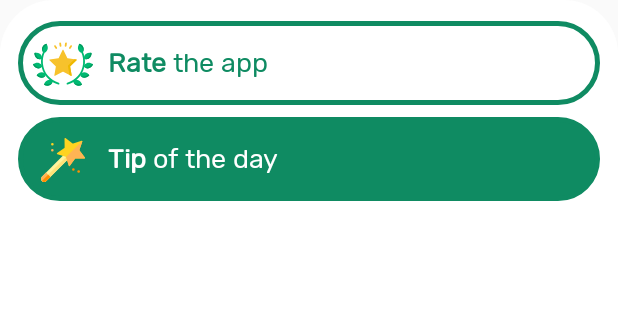
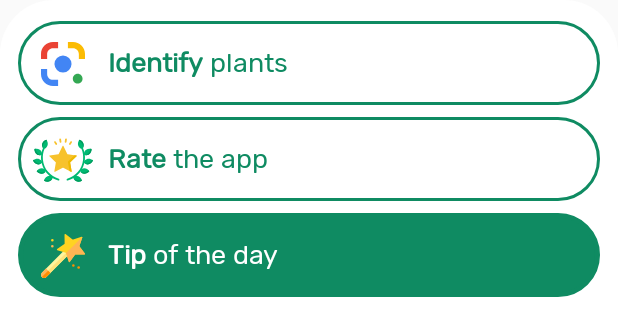
Before and after one commit to OscarCaro/Wateria, an Android app: the layout main_middle_dialog.xml on its own in the app's theme, with its tools: preview values and no code run, on a phone screen of 412 x 824 dp. Shown: the top 336 px of the screen. Run offline under Robolectric (Android 15) with nearby library versions, the phone set to English and light mode, and no system bars.

Commit message:
Button for GoogleLens (no explanation dialog yet)

```diff
--- /dev/null
+++ b/app/src/main/res/drawable/icon_google_lens.xml
@@ -0,0 +1,8 @@
+<vector android:height="200dp" android:viewportHeight="500"
+    android:viewportWidth="500" android:width="200dp" xmlns:android="http://schemas.android.com/apk/res/android">
+    <path android:fillColor="#EA4335" android:pathData="M69.82,136.91c0,-37.01 30.08,-67.09 67.09,-67.09h57.32V0h-57.32C61.43,0 0,61.43 0,136.91v57.42h69.82V136.91z"/>
+    <path android:fillColor="#FBBC04" android:pathData="M363.09,69.82c37.01,0 67.09,30.08 67.09,67.09v57.42H500v-57.42C500,61.43 438.57,0 363.09,0h-57.32v69.82H363.09z"/>
+    <path android:fillColor="#4285F4" android:pathData="M136.91,430.18c-37.01,0 -67.09,-30.08 -67.09,-67.09v-57.23H0v57.23C0,438.57 61.43,500 136.91,500h57.42v-69.82H136.91z"/>
+    <path android:fillColor="#4285F4" android:pathData="M250,250m-96.97,0a96.97,96.97 0,1 1,193.94 0a96.97,96.97 0,1 1,-193.94 0"/>
+    <path android:fillColor="#34A853" android:pathData="M472.17,417.19c0,30.57 -24.8,55.27 -55.27,55.27c-30.57,0 -55.27,-24.8 -55.27,-55.27c0,-30.57 24.8,-55.27 55.27,-55.27C447.36,361.91 472.17,386.72 472.17,417.19z"/>
+</vector>
--- a/app/src/main/res/drawable/main_middle_cell_background.xml
+++ b/app/src/main/res/drawable/main_middle_cell_background.xml
@@ -7,7 +7,7 @@
 
     <stroke
         android:color="@color/colorPrimary"
-        android:width="3dp"/>
+        android:width="1.7dp"/>
     <corners
         android:radius="500dp"
         />
--- a/app/src/main/res/layout/main_middle_dialog.xml
+++ b/app/src/main/res/layout/main_middle_dialog.xml
@@ -11,7 +11,7 @@
     android:orientation="vertical">
 
     <androidx.constraintlayout.widget.ConstraintLayout
-        android:id="@+id/main_middle_rate_box"
+        android:id="@+id/main_middle_lens_box"
         android:layout_width="0dp"
         android:layout_height="@dimen/dimen_main_middle_cell_height"
         app:layout_constraintTop_toTopOf="parent"
@@ -23,11 +23,51 @@
         >
 
         <ImageView
+            android:id="@+id/main_middle_lens_icon"
+            style="?android:attr/borderlessButtonStyle"
+            android:layout_width="@dimen/dimen_main_middle_icon_size"
+            android:layout_height="@dimen/dimen_main_middle_icon_size"
+            android:adjustViewBounds="true"
+            android:scaleType="centerCrop"
+            app:layout_constraintStart_toStartOf="parent"
+            app:layout_constraintTop_toTopOf="parent"
+            app:layout_constraintBottom_toBottomOf="parent"
+            android:padding="15dp"
+            app:srcCompat="@drawable/icon_google_lens" />
+
+
+        <TextView
+            android:layout_width="wrap_content"
+            android:layout_height="0dp"
+            android:gravity="center_vertical"
+            app:layout_constraintTop_toTopOf="parent"
+            app:layout_constraintBottom_toBottomOf="parent"
+            app:layout_constraintStart_toEndOf="@id/main_middle_lens_icon"
+            android:textColor="@color/colorPrimary"
+            app:fontFamily="@font/rubik"
+            android:textSize="@dimen/dimen_main_middle_text_text_size"
+            android:text="@string/main_middle_lens_text"
+            />
+
+    </androidx.constraintlayout.widget.ConstraintLayout>
+
+    <androidx.constraintlayout.widget.ConstraintLayout
+        android:id="@+id/main_middle_rate_box"
+        android:layout_width="0dp"
+        android:layout_height="@dimen/dimen_main_middle_cell_height"
+        app:layout_constraintTop_toBottomOf="@id/main_middle_lens_box"
+        app:layout_constraintStart_toStartOf="parent"
+        app:layout_constraintEnd_toEndOf="parent"
+        android:layout_marginHorizontal="@dimen/dimen_main_middle_margin_sides"
+        android:layout_marginTop="@dimen/dimen_main_middle_margin_in_between_cells"
+        android:background="@drawable/main_middle_cell_background"
+        >
+
+        <ImageView
             android:id="@+id/main_middle_rate_icon"
             style="?android:attr/borderlessButtonStyle"
             android:layout_width="@dimen/dimen_main_middle_icon_size"
             android:layout_height="@dimen/dimen_main_middle_icon_size"
-            android:layout_marginStart="@dimen/dimen_main_middle_icon_margin_left"
             android:adjustViewBounds="true"
             android:scaleType="centerCrop"
             app:layout_constraintStart_toStartOf="parent"
@@ -68,7 +108,6 @@
             style="?android:attr/borderlessButtonStyle"
             android:layout_width="@dimen/dimen_main_middle_icon_size"
             android:layout_height="@dimen/dimen_main_middle_icon_size"
-            android:layout_marginStart="@dimen/dimen_main_middle_icon_margin_left"
             android:adjustViewBounds="true"
             android:scaleType="centerCrop"
             app:layout_constraintStart_toStartOf="parent"
--- a/app/src/main/res/values/dimens.xml
+++ b/app/src/main/res/values/dimens.xml
@@ -35,7 +35,6 @@
     <dimen name="dimen_main_middle_cell_height">56dp</dimen>
     <dimen name="dimen_main_middle_background_corner">36dp</dimen>
     <dimen name="dimen_main_middle_icon_size">60dp</dimen>
-    <dimen name="dimen_main_middle_icon_margin_left">0dp</dimen>
     <dimen name="dimen_main_middle_text_text_size">18sp</dimen>
     <dimen name="dimen_main_middle_margin_in_between_cells">8dp</dimen>
 
--- a/app/src/main/res/values/strings.xml
+++ b/app/src/main/res/values/strings.xml
@@ -23,7 +23,8 @@
 
     <string name="main_middle_tip_text"><b>Tip</b> of the day</string>
     <string name="main_middle_rate_text"><b>Rate</b> the app</string>
-    <string name="main_middle_rate_error_toast">"You don't have any app that can open this link"</string>
+    <string name="main_middle_play_store_error_toast">"You don't have any app that can open this link"</string>
+    <string name="main_middle_lens_text"><b>Identify</b> plants</string>
 
     <string name="tip_title">Tip of the day</string>
     <string name="tip_unlock_text">Unlock next tip on %1$dh %2$dm</string>
```
Also changed, not shown: app/src/main/java/com/wateria/Dialogs/MiddleBottomSheetDialog.java (+31 -5 lines), 1 other file.
